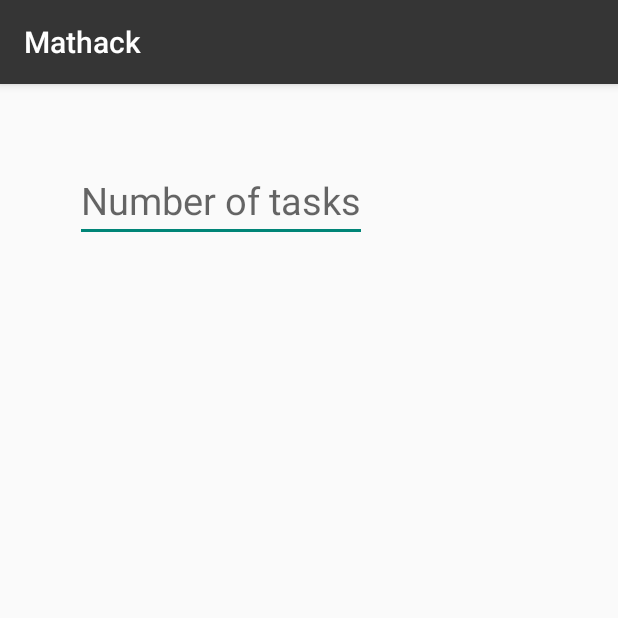
After one commit to ShaneW0lsh/Mathack, an Android app: the SettingsActivity screen opened directly, with no data from a screen before it, on a phone screen of 412 x 824 dp, the top half of it. The commit adds this screen. Run offline under Robolectric (Android 15) with nearby library versions, the phone set to English and light mode, and no system bars.

Commit message:
fixed problem with stacking activities; added back botton in one of them

```diff
--- /dev/null
+++ b/app/src/main/java/com/example/mathack/SettingsActivity.java
@@ -0,0 +1,28 @@
+package com.example.mathack;
+
+import androidx.appcompat.app.AppCompatActivity;
+
+import android.os.Bundle;
+import android.widget.EditText;
+
+public class SettingsActivity extends AppCompatActivity {
+
+    EditText edNumberOfTasks;
+    @Override
+    protected void onCreate(Bundle savedInstanceState) {
+        super.onCreate(savedInstanceState);
+        setContentView(R.layout.activity_settings);
+
+        initViews();
+    }
+
+    private void initViews() {
+        edNumberOfTasks = findViewById(R.id.edNumberOfTasks);
+    }
+
+    @Override
+    protected void onDestroy() {
+        super.onDestroy();
+
+    }
+}
--- a/app/src/main/java/com/example/mathack/TaskSessionActivity.java
+++ b/app/src/main/java/com/example/mathack/TaskSessionActivity.java
@@ -71,6 +71,7 @@ public class TaskSessionActivity extends AppCompatActivity {
                         Intent intent = new Intent(TaskSessionActivity.this, TaskHistoryActivity.class);
                         score = 0;
                         startActivity(intent);
+                        TaskSessionActivity.this.finish();
                     }
                 }
             }
@@ -80,7 +81,7 @@ public class TaskSessionActivity extends AppCompatActivity {
     private void initVariables() {
         rand = new Random();
         score = 0;
-        maxScore = 20;
+        maxScore = 2;
         maxOperationsAvailable = 4;
 
         initViews();
--- /dev/null
+++ b/app/src/main/res/layout/activity_settings.xml
@@ -0,0 +1,17 @@
+<?xml version="1.0" encoding="utf-8"?>
+<RelativeLayout xmlns:android="http://schemas.android.com/apk/res/android"
+    xmlns:app="http://schemas.android.com/apk/res-auto"
+    xmlns:tools="http://schemas.android.com/tools"
+    android:layout_width="match_parent"
+    android:layout_height="match_parent"
+    tools:context=".SettingsActivity"
+    android:padding="50dp">
+
+    <EditText
+        android:layout_width="wrap_content"
+        android:layout_height="wrap_content"
+        android:textSize="25dp"
+        android:hint="Number of tasks"
+        android:id="@+id/edNumberOfTasks"/>
+
+</RelativeLayout>
```
Also changed, not shown: app/src/main/AndroidManifest.xml (+6 -3 lines), app/src/main/java/com/example/mathack/DataHolder.java (+12 -0 lines), app/src/main/java/com/example/mathack/MainActivity.java (+7 -0 lines), app/src/main/java/com/example/mathack/TaskHistoryActivity.java (+24 -8 lines).
